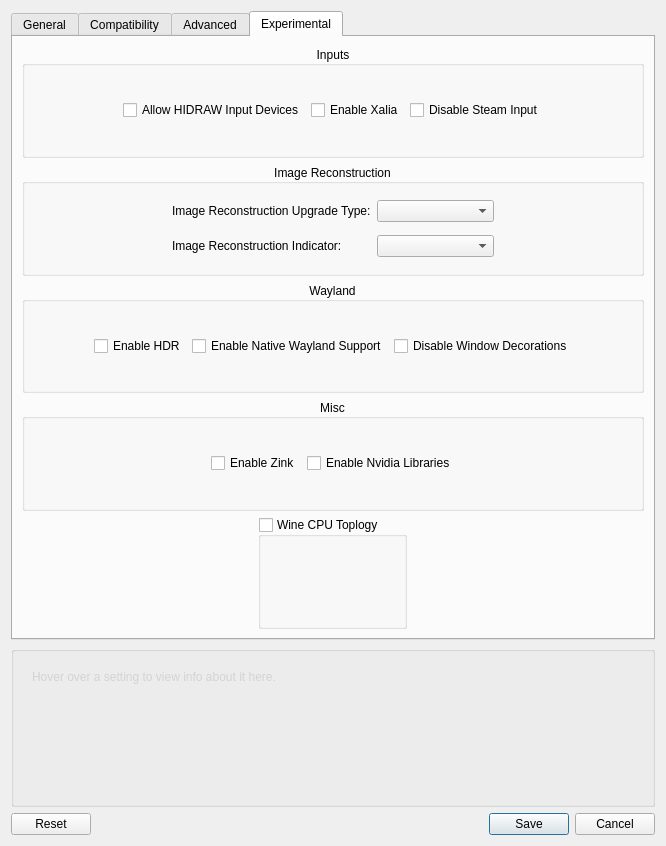
Old version of the form src/neroprefixsettings.ui in the repository KeyesTheWah/Nero-umu.
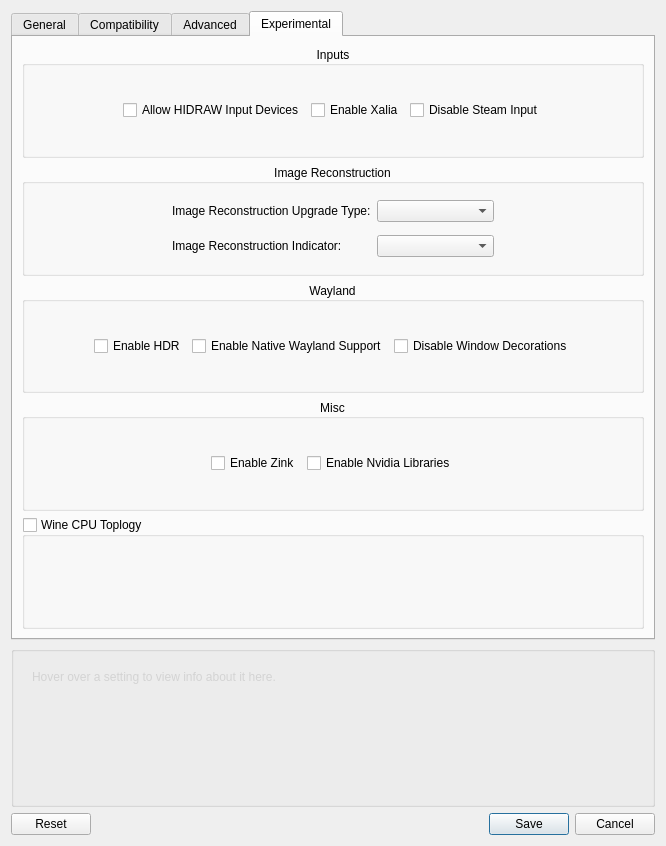
New version of the form. Icons and pictures are not drawn.

The edit to the form file:
```diff
--- a/src/neroprefixsettings.ui
+++ b/src/neroprefixsettings.ui
@@ -2080,7 +2080,7 @@
          </layout>
         </widget>
        </item>
-       <item row="6" column="0" alignment="Qt::AlignmentFlag::AlignHCenter">
+       <item row="6" column="0">
         <widget class="QGroupBox" name="wineTopology">
          <property name="title">
           <string>Wine CPU Toplogy</string>
```
